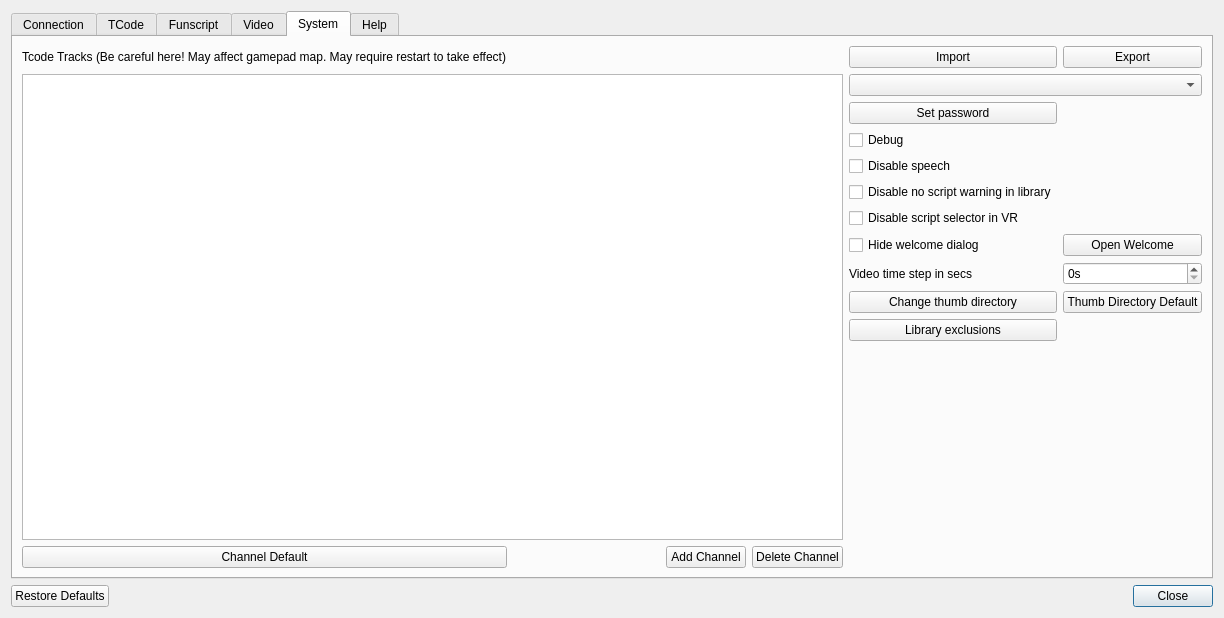
First picture: the form in src/settings.ui, repository jcfain/XTPlayer, before the edit.
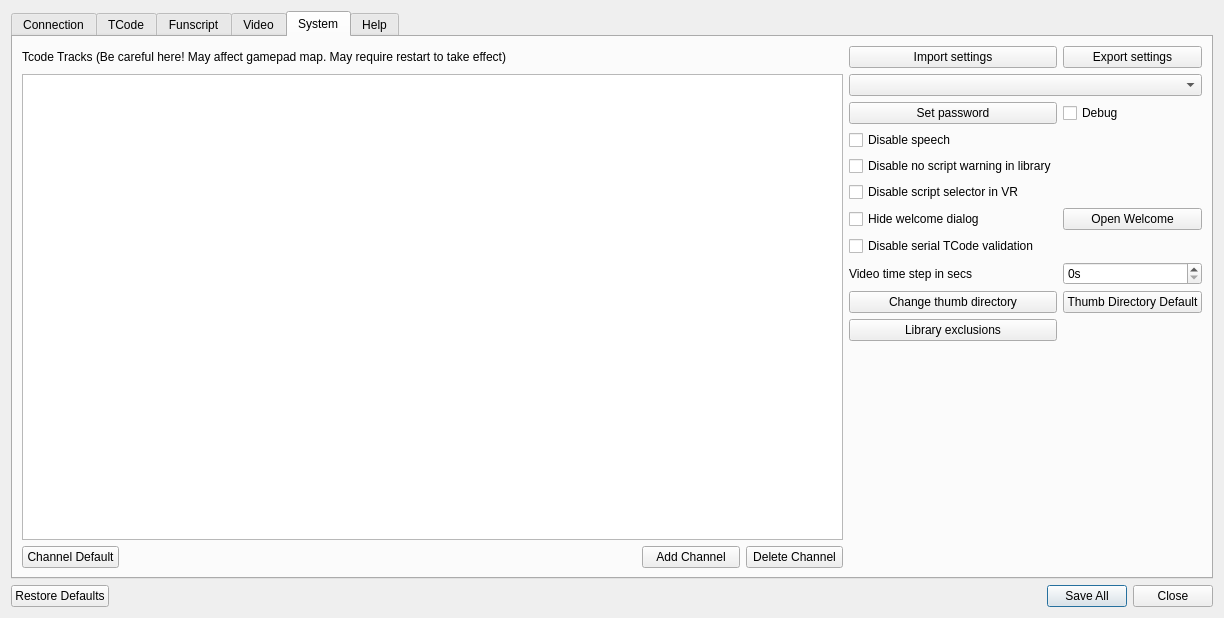
Second picture: the form after the edit. The open tabs and pages were chosen to show the change. Icons and pictures are not drawn.

Commit message: Adding option to turn off serial validation Adding Default gampepad map button Adding button to save settings to disk now instead of on program close. Changed the default multiplier value Changed the name of multipliers Fix issue where stroke wouldnt work while paused or action is paused Adding dirty check for settings changed. Cleaned up some settings set code.

Patch:
```diff
--- a/src/settings.ui
+++ b/src/settings.ui
@@ -30,7 +30,7 @@
       <enum>Qt::Horizontal</enum>
      </property>
      <property name="standardButtons">
-      <set>QDialogButtonBox::Close|QDialogButtonBox::RestoreDefaults</set>
+      <set>QDialogButtonBox::Close|QDialogButtonBox::RestoreDefaults|QDialogButtonBox::SaveAll</set>
      </property>
      <property name="centerButtons">
       <bool>false</bool>
@@ -579,37 +579,7 @@
        <string>System</string>
       </attribute>
       <layout class="QGridLayout" name="gridLayout_4">
-       <item row="8" column="10">
-        <widget class="QSpinBox" name="videoIncrementSpinBox">
-         <property name="toolTip">
-          <string>This sets the value the video will either skip forward or back via shortcuts.</string>
-         </property>
-         <property name="suffix">
-          <string>s</string>
-         </property>
-         <property name="maximum">
-          <number>5000</number>
-         </property>
-         <property name="singleStep">
-          <number>10</number>
-         </property>
-        </widget>
-       </item>
-       <item row="9" column="10">
-        <widget class="QPushButton" name="thumbsDirDefaultButton">
-         <property name="text">
-          <string>Thumb Directory Default</string>
-         </property>
-        </widget>
-       </item>
-       <item row="10" column="9">
-        <widget class="QPushButton" name="libraryExclusionsBtn">
-         <property name="text">
-          <string>Library exclusions</string>
-         </property>
-        </widget>
-       </item>
-       <item row="6" column="9">
+       <item row="5" column="9">
         <widget class="QCheckBox" name="disableVRScriptNotFoundCheckbox">
          <property name="toolTip">
           <string>This disables the Script not found\n
@@ -621,34 +591,86 @@
          </property>
         </widget>
        </item>
-       <item row="1" column="0" rowspan="11" colspan="9">
+       <item row="0" column="0" colspan="8">
+        <widget class="QLabel" name="label">
+         <property name="text">
+          <string>Tcode Tracks (Be careful here! May affect gamepad map. May require restart to take effect)</string>
+         </property>
+        </widget>
+       </item>
+       <item row="16" column="6">
+        <widget class="QPushButton" name="channelAddButton">
+         <property name="text">
+          <string>Add Channel</string>
+         </property>
+        </widget>
+       </item>
+       <item row="3" column="9">
+        <widget class="QCheckBox" name="disableTextToSpeechCheckBox">
+         <property name="toolTip">
+          <string>This disables all speech in the app.</string>
+         </property>
+         <property name="text">
+          <string>Disable speech</string>
+         </property>
+        </widget>
+       </item>
+       <item row="1" column="0" rowspan="15" colspan="8">
         <widget class="QTableView" name="channelTableView"/>
        </item>
-       <item row="12" column="8">
+       <item row="16" column="7">
         <widget class="QPushButton" name="channelDeleteButton">
          <property name="text">
           <string>Delete Channel</string>
          </property>
         </widget>
        </item>
-       <item row="0" column="9">
-        <widget class="QPushButton" name="importButton">
+       <item row="2" column="10">
+        <widget class="QCheckBox" name="checkBox">
          <property name="text">
-          <string>Import</string>
+          <string>Debug</string>
          </property>
         </widget>
        </item>
-       <item row="12" column="7">
-        <widget class="QPushButton" name="channelAddButton">
+       <item row="6" column="9">
+        <widget class="QCheckBox" name="hideWelcomeDialog">
          <property name="text">
-          <string>Add Channel</string>
+          <string>Hide welcome dialog</string>
+         </property>
+        </widget>
+       </item>
+       <item row="16" column="0">
+        <widget class="QPushButton" name="axisDefaultButton">
+         <property name="text">
+          <string>Channel Default</string>
          </property>
         </widget>
        </item>
        <item row="0" column="10">
         <widget class="QPushButton" name="exportButton">
          <property name="text">
-          <string>Export</string>
+          <string>Export settings</string>
+         </property>
+        </widget>
+       </item>
+       <item row="6" column="10">
+        <widget class="QPushButton" name="launchWelcomeDialog">
+         <property name="text">
+          <string>Open Welcome</string>
+         </property>
+        </widget>
+       </item>
+       <item row="0" column="9">
+        <widget class="QPushButton" name="importButton">
+         <property name="text">
+          <string>Import settings</string>
+         </property>
+        </widget>
+       </item>
+       <item row="7" column="9">
+        <widget class="QCheckBox" name="disableTCodeValidationCheckbox">
+         <property name="text">
+          <string>Disable serial TCode validation</string>
          </property>
         </widget>
        </item>
@@ -662,21 +684,7 @@
        <item row="1" column="9" colspan="2">
         <widget class="QComboBox" name="tCodeVersionComboBox"/>
        </item>
-       <item row="12" column="0">
-        <widget class="QPushButton" name="axisDefaultButton">
-         <property name="text">
-          <string>Channel Default</string>
-         </property>
-        </widget>
-       </item>
-       <item row="7" column="9">
-        <widget class="QCheckBox" name="hideWelcomeDialog">
-         <property name="text">
-          <string>Hide welcome dialog</string>
-         </property>
-        </widget>
-       </item>
-       <item row="5" column="9">
+       <item row="4" column="9">
         <widget class="QCheckBox" name="disableNoScriptFoundInLibrary">
          <property name="toolTip">
           <string>This will disable the warning that pops up\n
@@ -688,37 +696,6 @@
          </property>
         </widget>
        </item>
-       <item row="4" column="9">
-        <widget class="QCheckBox" name="disableTextToSpeechCheckBox">
-         <property name="toolTip">
-          <string>This disables all speech in the app.</string>
-         </property>
-         <property name="text">
-          <string>Disable speech</string>
-         </property>
-        </widget>
-       </item>
-       <item row="0" column="0">
-        <widget class="QLabel" name="label">
-         <property name="text">
-          <string>Tcode Tracks (Be careful here! May affect gamepad map. May require restart to take effect)</string>
-         </property>
-        </widget>
-       </item>
-       <item row="9" column="9">
-        <widget class="QPushButton" name="thumbDirButton">
-         <property name="text">
-          <string>Change thumb directory</string>
-         </property>
-        </widget>
-       </item>
-       <item row="7" column="10">
-        <widget class="QPushButton" name="launchWelcomeDialog">
-         <property name="text">
-          <string>Open Welcome</string>
-         </property>
-        </widget>
-       </item>
        <item row="8" column="9">
         <widget class="QLabel" name="label_2">
          <property name="toolTip">
@@ -729,10 +706,40 @@
          </property>
         </widget>
        </item>
-       <item row="3" column="9">
-        <widget class="QCheckBox" name="checkBox">
+       <item row="8" column="10">
+        <widget class="QSpinBox" name="videoIncrementSpinBox">
+         <property name="toolTip">
+          <string>This sets the value the video will either skip forward or back via shortcuts.</string>
+         </property>
+         <property name="suffix">
+          <string>s</string>
+         </property>
+         <property name="maximum">
+          <number>5000</number>
+         </property>
+         <property name="singleStep">
+          <number>10</number>
+         </property>
+        </widget>
+       </item>
+       <item row="9" column="10">
+        <widget class="QPushButton" name="thumbsDirDefaultButton">
          <property name="text">
-          <string>Debug</string>
+          <string>Thumb Directory Default</string>
+         </property>
+        </widget>
+       </item>
+       <item row="9" column="9">
+        <widget class="QPushButton" name="thumbDirButton">
+         <property name="text">
+          <string>Change thumb directory</string>
+         </property>
+        </widget>
+       </item>
+       <item row="10" column="9">
+        <widget class="QPushButton" name="libraryExclusionsBtn">
+         <property name="text">
+          <string>Library exclusions</string>
          </property>
         </widget>
        </item>
```
Left out of the diff: 46 changed lines with no effect on the pictures. The commit also changes 7 other files.
